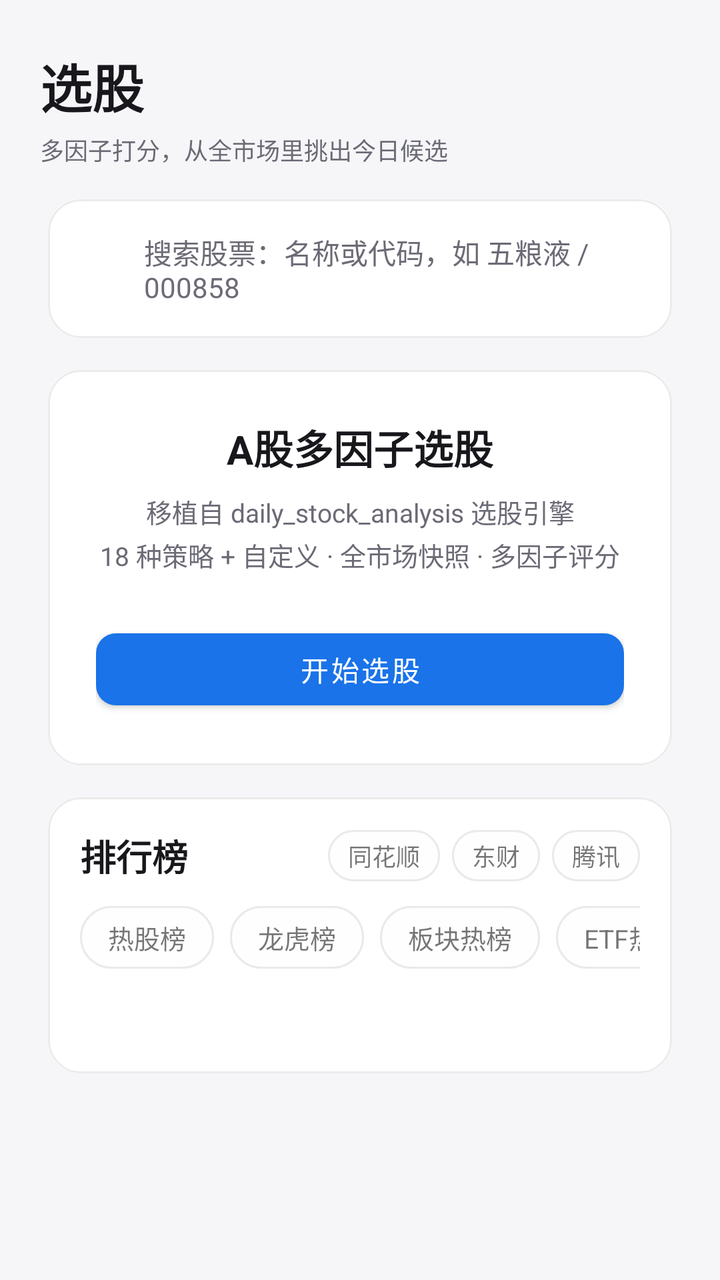
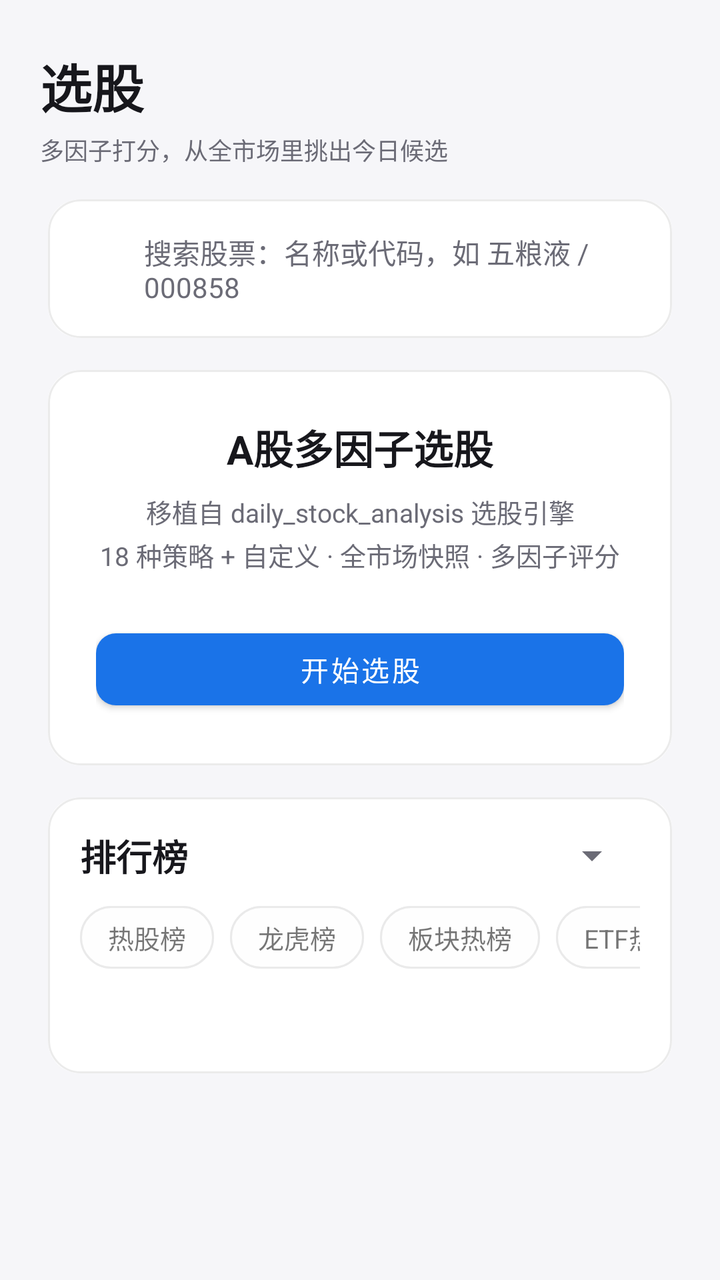

Compare the two renders of this Android layout. The source of the first and the diff that turns it into the second are given below.
<!-- AndroidManifest.xml: application theme Theme.DsaMobile -->
<!-- res/layout/fragment_screen.xml -->
<?xml version="1.0" encoding="utf-8"?>
<LinearLayout xmlns:android="http://schemas.android.com/apk/res/android"
    xmlns:app="http://schemas.android.com/apk/res-auto"
    android:layout_width="match_parent"
    android:layout_height="match_parent"
    android:orientation="vertical">

    
    <LinearLayout
        android:layout_width="match_parent"
        android:layout_height="wrap_content"
        android:orientation="vertical"
        android:paddingStart="20dp"
        android:paddingTop="24dp"
        android:paddingEnd="20dp"
        android:paddingBottom="8dp">

        <TextView
            android:layout_width="match_parent"
            android:layout_height="wrap_content"
            android:text="选股"
            android:textColor="?attr/dsaText"
            android:textSize="26sp"
            android:textStyle="bold" />

        <TextView
            android:layout_width="match_parent"
            android:layout_height="wrap_content"
            android:layout_marginTop="4dp"
            android:text="多因子打分，从全市场里挑出今日候选"
            android:textColor="?attr/dsaText2"
            android:textSize="12sp" />
    </LinearLayout>

    <ScrollView
        android:layout_width="match_parent"
        android:layout_height="0dp"
        android:layout_weight="1"
        android:fillViewport="true">

        <LinearLayout
            android:layout_width="match_parent"
            android:layout_height="wrap_content"
            android:orientation="vertical"
            android:paddingStart="24dp"
            android:paddingTop="8dp"
            android:paddingEnd="24dp"
            android:paddingBottom="56dp">

            
            <LinearLayout
                android:id="@+id/search_card"
                android:layout_width="match_parent"
                android:layout_height="wrap_content"
                android:background="@drawable/bg_section"
                android:tag="dsa_tag"
                android:clickable="true"
                android:focusable="true"
                android:gravity="center_vertical"
                android:orientation="horizontal"
                android:padding="16dp">

                <ImageView
                    android:layout_width="20dp"
                    android:layout_height="20dp"
                    android:src="@drawable/ic_search" />

                <TextView
                    android:layout_width="wrap_content"
                    android:layout_height="wrap_content"
                    android:layout_marginStart="12dp"
                    android:text="搜索股票：名称或代码，如 五粮液 / 000858"
                    android:textColor="?attr/dsaText2"
                    android:textSize="14sp" />
            </LinearLayout>

            <LinearLayout
                android:layout_width="match_parent"
                android:layout_height="wrap_content"
                android:layout_marginTop="16dp"
                android:background="@drawable/bg_section"
                android:tag="dsa_tag"
                android:gravity="center"
                android:orientation="vertical"
                android:padding="24dp">

                <TextView
                    android:layout_width="wrap_content"
                    android:layout_height="wrap_content"
                    android:text="A股多因子选股"
                    android:textColor="?attr/dsaText"
                    android:textSize="20sp"
                    android:textStyle="bold" />

                <TextView
                    android:layout_width="wrap_content"
                    android:layout_height="wrap_content"
                    android:layout_marginTop="8dp"
                    android:gravity="center"
                    android:lineSpacingExtra="3dp"
                    android:text="移植自 daily_stock_analysis 选股引擎\n18 种策略 + 自定义 · 全市场快照 · 多因子评分"
                    android:textColor="?attr/dsaText2"
                    android:textSize="13sp" />

                <com.google.android.material.button.MaterialButton
                    android:id="@+id/btn_open_screen"
                    android:layout_width="match_parent"
                    android:layout_height="wrap_content"
                    android:layout_marginTop="24dp"
                    android:text="开始选股"
                    app:backgroundTint="?attr/dsaPrimary" />
            </LinearLayout>

            
            <LinearLayout
                android:id="@+id/rank_card"
                android:layout_width="match_parent"
                android:layout_height="wrap_content"
                android:layout_marginTop="16dp"
                android:background="@drawable/bg_section"
                android:orientation="vertical"
                android:padding="16dp">

                
                <LinearLayout
                    android:layout_width="match_parent"
                    android:layout_height="wrap_content"
                    android:gravity="center_vertical"
                    android:orientation="horizontal">

                    <TextView
                        android:layout_width="0dp"
                        android:layout_height="wrap_content"
                        android:layout_weight="1"
                        android:text="排行榜"
                        android:textColor="?attr/dsaText"
                        android:textSize="18sp"
                        android:textStyle="bold" />

                    <TextView
                        android:id="@+id/rank_src_ths"
                        android:layout_width="wrap_content"
                        android:layout_height="wrap_content"
                        android:layout_marginStart="6dp"
                        android:background="@drawable/bg_pill_surface"
                        android:paddingStart="10dp"
                        android:paddingTop="4dp"
                        android:paddingEnd="10dp"
                        android:paddingBottom="4dp"
                        android:text="同花顺"
                        android:textSize="12sp" />

                    <TextView
                        android:id="@+id/rank_src_em"
                        android:layout_width="wrap_content"
                        android:layout_height="wrap_content"
                        android:layout_marginStart="6dp"
                        android:background="@drawable/bg_pill_surface"
                        android:paddingStart="10dp"
                        android:paddingTop="4dp"
                        android:paddingEnd="10dp"
                        android:paddingBottom="4dp"
                        android:text="东财"
                        android:textSize="12sp" />

                    <TextView
                        android:id="@+id/rank_src_tx"
                        android:layout_width="wrap_content"
                        android:layout_height="wrap_content"
                        android:layout_marginStart="6dp"
                        android:background="@drawable/bg_pill_surface"
                        android:paddingStart="10dp"
                        android:paddingTop="4dp"
                        android:paddingEnd="10dp"
                        android:paddingBottom="4dp"
                        android:text="腾讯"
                        android:textSize="12sp" />
                </LinearLayout>

                
                <HorizontalScrollView
                    android:layout_width="match_parent"
                    android:layout_height="wrap_content"
                    android:layout_marginTop="12dp"
                    android:scrollbars="none">

                    <LinearLayout
                        android:layout_width="wrap_content"
                        android:layout_height="wrap_content"
                        android:orientation="horizontal">

                        <TextView
                            android:id="@+id/rank_type_hot"
                            android:layout_width="wrap_content"
                            android:layout_height="wrap_content"
                            android:layout_marginEnd="8dp"
                            android:background="@drawable/bg_pill_surface"
                            android:paddingStart="14dp"
                            android:paddingTop="6dp"
                            android:paddingEnd="14dp"
                            android:paddingBottom="6dp"
                            android:text="热股榜"
                            android:textSize="13sp" />

                        <TextView
                            android:id="@+id/rank_type_longhu"
                            android:layout_width="wrap_content"
                            android:layout_height="wrap_content"
                            android:layout_marginEnd="8dp"
                            android:background="@drawable/bg_pill_surface"
                            android:paddingStart="14dp"
                            android:paddingTop="6dp"
                            android:paddingEnd="14dp"
                            android:paddingBottom="6dp"
                            android:text="龙虎榜"
                            android:textSize="13sp" />

                        <TextView
                            android:id="@+id/rank_type_sector"
                            android:layout_width="wrap_content"
                            android:layout_height="wrap_content"
                            android:layout_marginEnd="8dp"
                            android:background="@drawable/bg_pill_surface"
                            android:paddingStart="14dp"
                            android:paddingTop="6dp"
                            android:paddingEnd="14dp"
                            android:paddingBottom="6dp"
                            android:text="板块热榜"
                            android:textSize="13sp" />

                        <TextView
                            android:id="@+id/rank_type_etf"
                            android:layout_width="wrap_content"
                            android:layout_height="wrap_content"
                            android:background="@drawable/bg_pill_surface"
                            android:paddingStart="14dp"
                            android:paddingTop="6dp"
                            android:paddingEnd="14dp"
                            android:paddingBottom="6dp"
                            android:text="ETF热榜"
                            android:textSize="13sp" />
                    </LinearLayout>
                </HorizontalScrollView>

                <LinearLayout
                    android:id="@+id/rank_list"
                    android:layout_width="match_parent"
                    android:layout_height="wrap_content"
                    android:layout_marginTop="12dp"
                    android:orientation="vertical" />

                <TextView
                    android:id="@+id/rank_status"
                    android:layout_width="match_parent"
                    android:layout_height="wrap_content"
                    android:layout_marginTop="8dp"
                    android:textColor="?attr/dsaText2"
                    android:textSize="12sp" />
            </LinearLayout>
        </LinearLayout>
    </ScrollView>
</LinearLayout>
<!-- resources referenced by this layout -->
<resources>
  <style name="Theme.DsaMobile" parent="Theme.Dsa.Blue" />
  <style name="Theme.Dsa.Blue" parent="Theme.Dsa.Base" />
  <color name="theme_blue">#1A73E8</color>
  <color name="theme_blue_dark">#1557B0</color>
  <color name="soft_blue">#E8F0FE</color>
  <color name="light_card">#FFFFFF</color>
  <color name="light_text">#17171C</color>
  <color name="light_text2">#6B6B76</color>
  <color name="light_bg">#F6F6F9</color>
  <color name="light_surface2">#EFEFF3</color>
  <color name="light_divider">#E6E6EC</color>
  <color name="glass_tint_light">#F2FFFFFF</color>
  <color name="glass_stroke_light">#14000000</color>
  <color name="glass_hi_light">#14FFFFFF</color>
  <color name="nav_glass_light">#59FFFFFF</color>
  <style name="Widget.Dsa.Button" parent="Widget.MaterialComponents.Button">
          <item name="cornerRadius">10dp</item>
          <item name="android:textAllCaps">false</item>
      </style>
  <style name="Widget.Dsa.Fab" parent="Widget.MaterialComponents.FloatingActionButton">
          <item name="backgroundTint">?attr/dsaPrimary</item>
          <item name="tint">@color/light_card</item>
          <item name="shapeAppearanceOverlay">@style/ShapeAppearance.Dsa.Fab</item>
      </style>
  <style name="Widget.Dsa.AlertDialog" parent="MaterialAlertDialog.MaterialComponents">
          <item name="shapeAppearanceOverlay">@style/ShapeAppearance.Dsa.Dialog</item>
          <item name="backgroundTint">?attr/dsaCard</item>
          <item name="buttonBarPositiveButtonStyle">@style/Widget.Dsa.DialogButton</item>
          <item name="buttonBarNegativeButtonStyle">@style/Widget.Dsa.DialogButton</item>
      </style>
  <style name="Widget.Dsa.ActionBarTitle" parent="TextAppearance.Widget.AppCompat.Toolbar.Title">
          <item name="android:textSize">18sp</item>
          <item name="android:textStyle">bold</item>
          <item name="android:letterSpacing">0.01</item>
      </style>
  <style name="ShapeAppearance.Dsa.Fab" parent="ShapeAppearance.MaterialComponents.LargeComponent">
          <item name="cornerFamily">rounded</item>
          <item name="cornerSize">16dp</item>
      </style>
  <!-- drawable bottom_nav_color (drawable) -->
  <?xml version="1.0" encoding="utf-8"?>
  <selector xmlns:android="http://schemas.android.com/apk/res/android">
      <item android:color="?attr/dsaOnPrimary" android:state_checked="true" />
      <item android:color="?attr/dsaText2" />
  </selector>
  <style name="Widget.Dsa.NavIndicator" parent="Widget.Material3.BottomNavigationView.ActiveIndicator">
          <item name="android:color">?attr/dsaPrimary</item>
          <item name="shapeAppearance">@style/ShapeAppearance.Dsa.NavPill</item>
          <item name="marginHorizontal">6dp</item>
      </style>
  <style name="TextAppearance.Dsa.NavActive" parent="TextAppearance.MaterialComponents.Caption">
          <item name="android:textSize">11sp</item>
          <item name="android:textStyle">bold</item>
          <item name="android:textColor">?attr/dsaOnPrimary</item>
      </style>
  <style name="TextAppearance.Dsa.NavInactive" parent="TextAppearance.MaterialComponents.Caption">
          <item name="android:textSize">11sp</item>
          <item name="android:textColor">?attr/dsaText2</item>
      </style>
  <style name="ShapeAppearance.Dsa.Dialog" parent="ShapeAppearance.MaterialComponents.LargeComponent">
          <item name="cornerFamily">rounded</item>
          <item name="cornerSize">28dp</item>
      </style>
  <style name="Widget.Dsa.DialogButton" parent="Widget.MaterialComponents.Button.TextButton">
          <item name="android:textAllCaps">false</item>
          <item name="android:textColor">?attr/dsaPrimary</item>
      </style>
  <style name="ShapeAppearance.Dsa.NavPill" parent="ShapeAppearance.MaterialComponents.LargeComponent">
          <item name="cornerFamily">rounded</item>
          <item name="cornerSize">100dp</item>
      </style>
  <!-- unchanged entries left out for length: 7 -->
</resources>

<!-- the commit's change to res/layout/fragment_screen.xml (unified diff, before → after) -->
@@ -137,44 +137,12 @@
                         android:textSize="18sp"
                         android:textStyle="bold" />
 
-                    <TextView
-                        android:id="@+id/rank_src_ths"
+                    <Spinner
+                        android:id="@+id/rank_src_spinner"
                         android:layout_width="wrap_content"
                         android:layout_height="wrap_content"
-                        android:layout_marginStart="6dp"
-                        android:background="@drawable/bg_pill_surface"
-                        android:paddingStart="10dp"
-                        android:paddingTop="4dp"
-                        android:paddingEnd="10dp"
-                        android:paddingBottom="4dp"
-                        android:text="同花顺"
-                        android:textSize="12sp" />
-
-                    <TextView
-                        android:id="@+id/rank_src_em"
-                        android:layout_width="wrap_content"
-                        android:layout_height="wrap_content"
-                        android:layout_marginStart="6dp"
-                        android:background="@drawable/bg_pill_surface"
-                        android:paddingStart="10dp"
-                        android:paddingTop="4dp"
-                        android:paddingEnd="10dp"
-                        android:paddingBottom="4dp"
-                        android:text="东财"
-                        android:textSize="12sp" />
-
-                    <TextView
-                        android:id="@+id/rank_src_tx"
-                        android:layout_width="wrap_content"
-                        android:layout_height="wrap_content"
-                        android:layout_marginStart="6dp"
-                        android:background="@drawable/bg_pill_surface"
-                        android:paddingStart="10dp"
-                        android:paddingTop="4dp"
-                        android:paddingEnd="10dp"
-                        android:paddingBottom="4dp"
-                        android:text="腾讯"
-                        android:textSize="12sp" />
+                        android:minWidth="96dp"
+                        android:spinnerMode="dropdown" />
                 </LinearLayout>
 
                 
